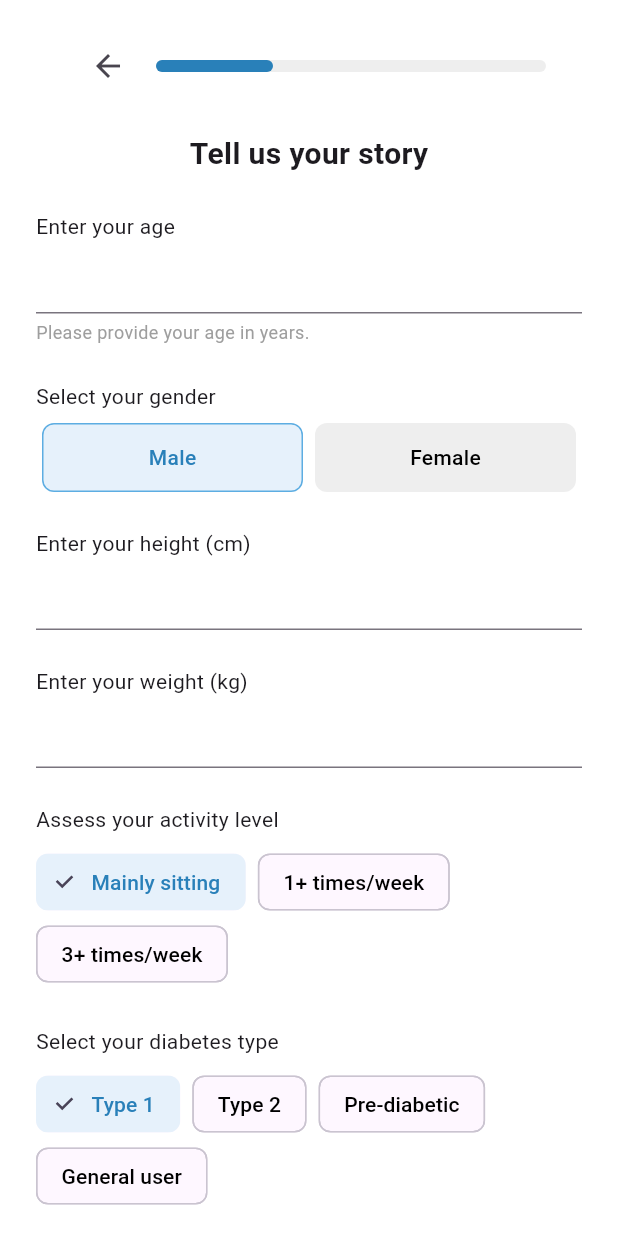
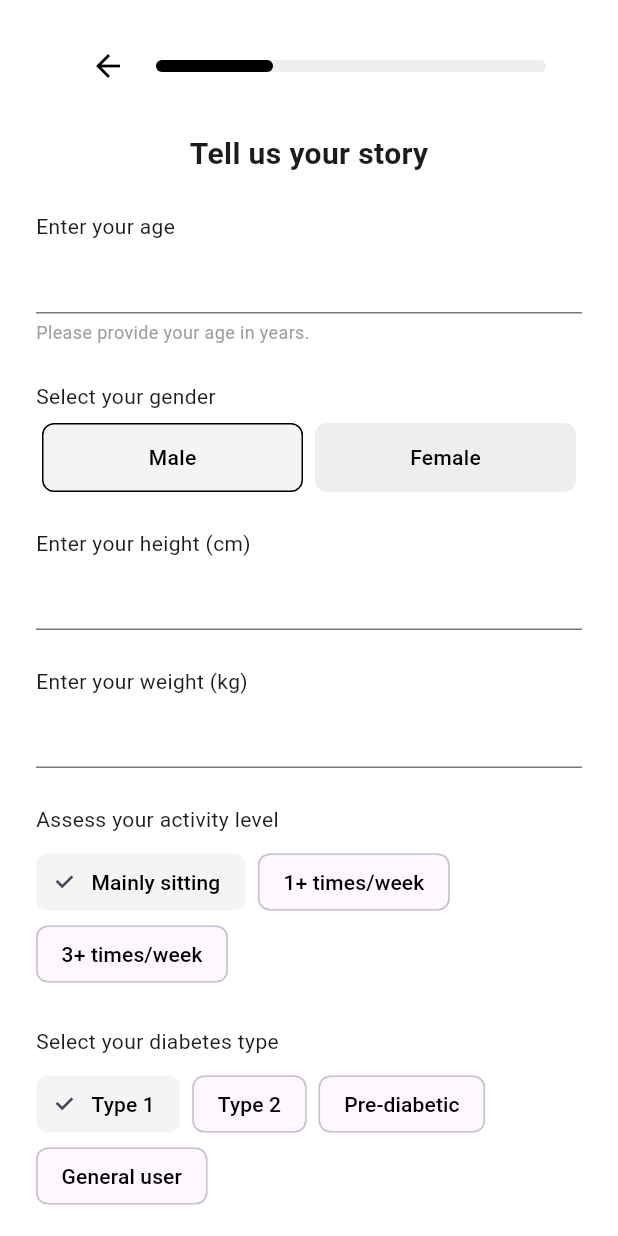
Before and after one commit to kygyeom/glucous_meal_app, a Flutter app: the screen it shows after launch, after a tap on "Continue", on a phone screen of 412 x 824 dp. Run offline on Flutter 3.47's test engine with Material 3 defaults, Android fonts, the phone set to English and light mode, and no system bars; Roboto replaces fonts that are missing (NotoSans).

Commit message:
Fixing UI

```diff
--- a/lib/screens/lifestyle_screen.dart
+++ b/lib/screens/lifestyle_screen.dart
@@ -337,7 +337,7 @@ class _LifestyleScreenState extends State<LifestyleScreen> {
         padding: const EdgeInsets.symmetric(horizontal: 14, vertical: 12),
         margin: const EdgeInsets.symmetric(horizontal: 6, vertical: 6),
         decoration: BoxDecoration(
-          color: selected ? const Color(0xFFE6F1FB) : Colors.white,
+          color: selected ? const Color(0xFFE6F1FB) : const Color(0xFFF4F4F4),
           border: Border.all(
             color: selected ? const Color(0xFF5DADE2) : Colors.grey.shade300,
           ),
@@ -374,7 +374,7 @@ class _LifestyleScreenState extends State<LifestyleScreen> {
       child: Row(
         children: [
           IconButton(
-            icon: const Icon(Icons.arrow_back),
+            icon: const Icon(Icons.arrow_back, color: Colors.black),
             onPressed: () => Navigator.pop(context),
           ),
           const SizedBox(width: 8),
@@ -394,7 +394,7 @@ class _LifestyleScreenState extends State<LifestyleScreen> {
                   child: Container(
                     height: 8,
                     decoration: BoxDecoration(
-                      color: const Color(0xFF2980B9),
+                      color: Colors.black,
                       borderRadius: BorderRadius.circular(4),
                     ),
                   ),
@@ -410,7 +410,7 @@ class _LifestyleScreenState extends State<LifestyleScreen> {
   @override
   Widget build(BuildContext context) {
     return Scaffold(
-      backgroundColor: Colors.white,
+      backgroundColor: const Color(0xFFF4F4F4),
       body: SafeArea(
         child: Form(
           key: _formKey,
@@ -529,7 +529,7 @@ class _LifestyleScreenState extends State<LifestyleScreen> {
                 child: ElevatedButton(
                   onPressed: agreedToTerms ? submitData : null,
                   style: ElevatedButton.styleFrom(
-                    backgroundColor: const Color(0xFF2980B9),
+                    backgroundColor: Colors.black,
                     shape: RoundedRectangleBorder(
                       borderRadius: BorderRadius.circular(24),
                     ),
--- a/lib/screens/onboarding_screen.dart
+++ b/lib/screens/onboarding_screen.dart
@@ -1,3 +1,4 @@
+/*
 import 'package:flutter/material.dart';
 import 'user_info_screen.dart';
 
@@ -138,3 +139,169 @@ class OnboardingScreen extends StatelessWidget {
     );
   }
 }
+*/
+
+
+import 'package:flutter/material.dart';
+import 'user_info_screen.dart';
+
+class OnboardingScreen extends StatelessWidget {
+  const OnboardingScreen({super.key});
+
+  Widget buildProgressBar() {
+    return Padding(
+      padding: const EdgeInsets.symmetric(horizontal: 24, vertical: 12),
+      child: Row(
+        children: [
+          const SizedBox(width: 8),
+          Expanded(
+            child: Stack(
+              children: [
+                Container(
+                  height: 8,
+                  decoration: BoxDecoration(
+                    color: Colors.grey.shade200,
+                    borderRadius: BorderRadius.circular(4),
+                  ),
+                ),
+                FractionallySizedBox(
+                  alignment: Alignment.centerLeft,
+                  widthFactor: 0.1,
+                  child: Container(
+                    height: 8,
+                    decoration: BoxDecoration(
+                      color: Colors.black,
+                      borderRadius: BorderRadius.circular(4),
+                    ),
+                  ),
+                ),
+              ],
+            ),
+          ),
+        ],
+      ),
+    );
+  }
+
+  @override
+  Widget build(BuildContext context) {
+    final screenHeight = MediaQuery.of(context).size.height;
+
+    return Scaffold(
+      backgroundColor: Colors.white,
+      appBar: AppBar(
+        backgroundColor: Colors.transparent,
+        elevation: 0,
+        automaticallyImplyLeading: false,
+      ),
+      body: Padding(
+        padding: const EdgeInsets.symmetric(horizontal: 24.0),
+        child: Column(
+          children: [
+            buildProgressBar(),
+            SizedBox(height: screenHeight * 0.02),
+            const Text(
+              'Personalized Blood Sugar\nControl with Food Freedom',
+              textAlign: TextAlign.center,
+              style: TextStyle(
+                fontSize: 20,
+                fontWeight: FontWeight.bold,
+                height: 1.4,
+              ),
+            ),
+            SizedBox(height: screenHeight * 0.035),
+            Container(
+              height: screenHeight * 0.22,
+              width: double.infinity,
+              decoration: BoxDecoration(
+                color: Color(0xFFF4F4F4),
+                borderRadius: BorderRadius.circular(12),
+              ),
+              child: const Center(
+                child: Text(
+                  'Healthy food illustrations',
+                  style: TextStyle(
+                    color: Colors.black54,
+                    fontWeight: FontWeight.w500,
+                  ),
+                ),
+              ),
+            ),
+            SizedBox(height: screenHeight * 0.04),
+            const Align(
+              alignment: Alignment.centerLeft,
+              child: Text(
+                'Personalized Meal Suggestions',
+                style: TextStyle(fontWeight: FontWeight.w600, fontSize: 14),
+              ),
+            ),
+            const SizedBox(height: 4),
+            const Align(
+              alignment: Alignment.centerLeft,
+              child: Text(
+                'Tailored to your lifestyle and health goals.',
+                style: TextStyle(fontSize: 12, color: Colors.grey),
+              ),
+            ),
+            SizedBox(height: screenHeight * 0.04),
+            const Align(
+              alignment: Alignment.centerLeft,
+              child: Text(
+                'Note',
+                style: TextStyle(fontWeight: FontWeight.bold, fontSize: 14),
+              ),
+            ),
+            const SizedBox(height: 8),
+            Row(
+              crossAxisAlignment: CrossAxisAlignment.start,
+              children: [
+                Container(width: 40, height: 40, color: Color(0xFFF4F4F4)),
+                const SizedBox(width: 12),
+                const Expanded(
+                  child: Text(
+                    'This service provides general wellness information and is not a medical service for diagnosis or treatment. Please consult a healthcare professional if you have any specific medical concerns.',
+                    style: TextStyle(
+                      fontSize: 12,
+                      color: Colors.black87,
+                      height: 1.4,
+                    ),
+                  ),
+                ),
+              ],
+            ),
+            const Spacer(),
+            SizedBox(
+              width: double.infinity,
+              height: 48,
+              child: ElevatedButton(
+                onPressed: () {
+                  Navigator.push(
+                    context,
+                    MaterialPageRoute(
+                      builder: (context) => const UserInfoScreen(),
+                    ),
+                  );
+                },
+                style: ElevatedButton.styleFrom(
+                  backgroundColor: Colors.black,
+                  shape: RoundedRectangleBorder(
+                    borderRadius: BorderRadius.circular(24),
+                  ),
+                ),
+                child: const Text(
+                  'Continue',
+                  style: TextStyle(
+                    color: Colors.white,
+                    fontSize: 14,
+                    fontWeight: FontWeight.w600,
+                  ),
+                ),
+              ),
+            ),
+            SizedBox(height: screenHeight * 0.03),
+          ],
+        ),
+      ),
+    );
+  }
+}
--- a/lib/screens/user_info_screen.dart
+++ b/lib/screens/user_info_screen.dart
@@ -381,7 +381,7 @@ class _UserInfoScreenState extends State<UserInfoScreen> {
       child: Row(
         children: [
           IconButton(
-            icon: const Icon(Icons.arrow_back),
+            icon: const Icon(Icons.arrow_back, color: Colors.black),
             onPressed: () => Navigator.pop(context),
           ),
           const SizedBox(width: 8),
@@ -401,7 +401,7 @@ class _UserInfoScreenState extends State<UserInfoScreen> {
                   child: Container(
                     height: 8,
                     decoration: BoxDecoration(
-                      color: const Color(0xFF2980B9),
+                      color: Colors.black,
                       borderRadius: BorderRadius.circular(4),
                     ),
                   ),
@@ -459,12 +459,10 @@ class _UserInfoScreenState extends State<UserInfoScreen> {
                         margin: const EdgeInsets.symmetric(horizontal: 4),
                         decoration: BoxDecoration(
                           color: selected
-                              ? const Color(0xFFE6F1FB)
+                              ? const Color(0xFFF4F4F4)
                               : Colors.grey[200],
                           border: Border.all(
-                            color: selected
-                                ? const Color(0xFF5DADE2)
-                                : Colors.transparent,
+                            color: selected ? Colors.black : Colors.transparent,
                           ),
                           borderRadius: BorderRadius.circular(8),
                         ),
@@ -472,9 +470,7 @@ class _UserInfoScreenState extends State<UserInfoScreen> {
                           child: Text(
                             option,
                             style: TextStyle(
-                              color: selected
-                                  ? const Color(0xFF2980B9)
-                                  : Colors.black,
+                              color: selected ? Colors.black : Colors.black,
                               fontWeight: FontWeight.w500,
                             ),
                           ),
@@ -507,9 +503,9 @@ class _UserInfoScreenState extends State<UserInfoScreen> {
                     label: Text(option),
                     selected: selected,
                     onSelected: (_) => setState(() => activityLevel = option),
-                    selectedColor: const Color(0xFFE6F1FB),
+                    selectedColor: const Color(0xFFF4F4F4),
                     labelStyle: TextStyle(
-                      color: selected ? const Color(0xFF2980B9) : Colors.black,
+                      color: selected ? Colors.black : Colors.black,
                     ),
                   );
                 }).toList(),
@@ -525,9 +521,9 @@ class _UserInfoScreenState extends State<UserInfoScreen> {
                     label: Text(option),
                     selected: selected,
                     onSelected: (_) => setState(() => diabetes = option),
-                    selectedColor: const Color(0xFFE6F1FB),
+                    selectedColor: const Color(0xFFF4F4F4),
                     labelStyle: TextStyle(
-                      color: selected ? const Color(0xFF2980B9) : Colors.black,
+                      color: selected ? Colors.black : Colors.black,
                     ),
                   );
                 }).toList(),
@@ -543,9 +539,9 @@ class _UserInfoScreenState extends State<UserInfoScreen> {
                     label: Text(option),
                     selected: selected,
                     onSelected: (_) => setState(() => goal = option),
-                    selectedColor: const Color(0xFFE6F1FB),
+                    selectedColor: const Color(0xFFF4F4F4),
                     labelStyle: TextStyle(
-                      color: selected ? const Color(0xFF2980B9) : Colors.black,
+                      color: selected ? Colors.black : Colors.black,
                     ),
                   );
                 }).toList(),
@@ -556,7 +552,7 @@ class _UserInfoScreenState extends State<UserInfoScreen> {
                 height: 48,
                 child: ElevatedButton(
                   style: ElevatedButton.styleFrom(
-                    backgroundColor: const Color(0xFF2980B9),
+                    backgroundColor: Colors.black,
                     shape: RoundedRectangleBorder(
                       borderRadius: BorderRadius.circular(24),
                     ),
```
Also changed, not shown: 1 other file. Lines whose indentation alone changed are shown as unchanged.
